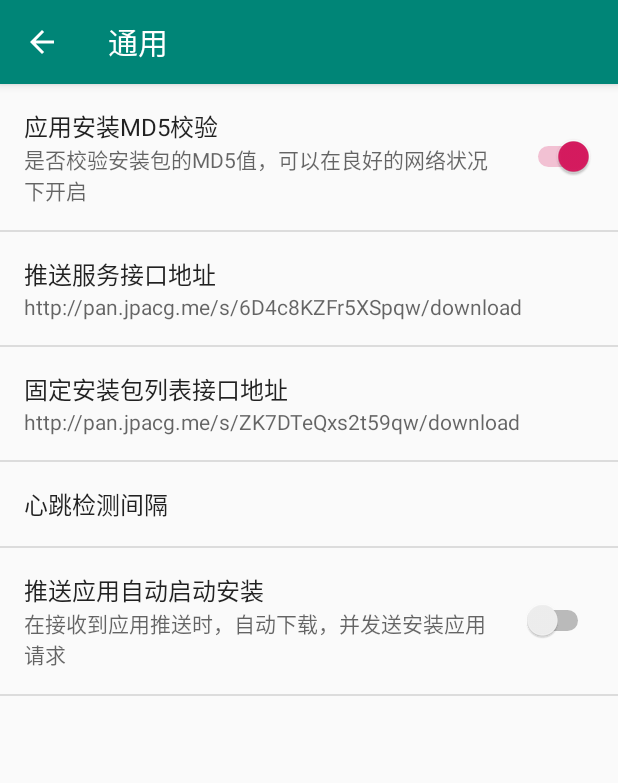
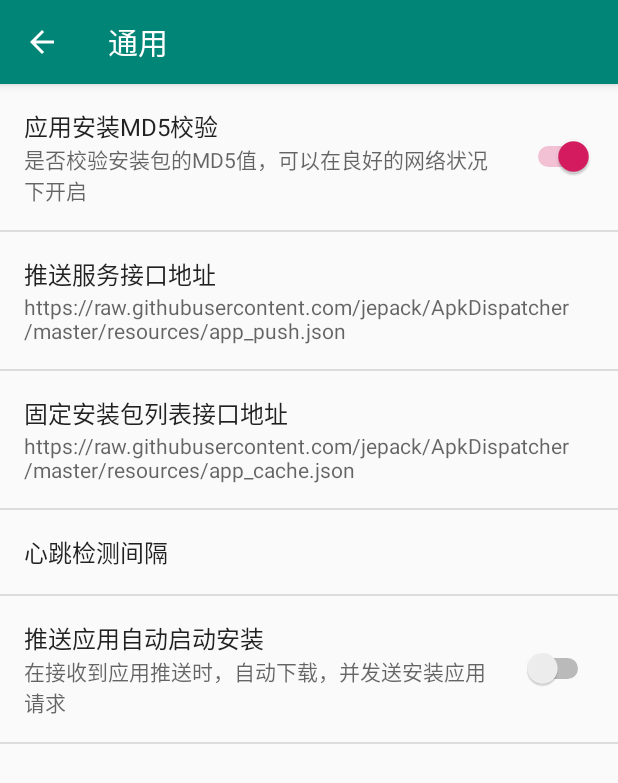
Before and after one commit to jepack/ApkDispatcher, an Android app: the SettingsActivity screen opened directly, with no data from a screen before it, after a tap on "通用", on a phone screen of 412 x 824 dp. Shown: the top 783 px of the screen. Run offline under Robolectric (Android 15) with nearby library versions, the phone set to English and light mode, and no system bars; libraries missing offline, so code that uses them is left out: com.umeng.analytics, com.umeng.commonsdk.

Commit message:
使用可用应用地址

```diff
--- a/app/build.gradle
+++ b/app/build.gradle
@@ -9,7 +9,7 @@ android {
         minSdkVersion 15
         targetSdkVersion 27
         versionCode 1
-        versionName "1.0"
+        versionName "0.0.1"
         testInstrumentationRunner "android.support.test.runner.AndroidJUnitRunner"
         vectorDrawables.useSupportLibrary = true
     }
--- a/app/src/main/java/com/jepack/dispatcher/MainActivity.kt
+++ b/app/src/main/java/com/jepack/dispatcher/MainActivity.kt
@@ -248,8 +248,11 @@ class MainActivity : AppCompatActivity() {
                 appUtil.registerReceiver(consumer)
                 val actUrl = if(url.indexOf("https://") >= 0){
                     url.substring(url.indexOf("https://"))
+                }else if(url.indexOf("http://") >= 0){
+                    url.substring(url.indexOf("http://"))
                 }else{
-                    url.substring(url.indexOf("http://"))
+                    Toast.makeText(itemView.context, "下载地址不正确", Toast.LENGTH_SHORT).show()
+                    return@setOnClickListener
                 }
                 appUtil.downloadFile(actUrl, apkPath, null, 0)
             }
--- a/app/src/main/java/com/jepack/dispatcher/util/Constants.kt
+++ b/app/src/main/java/com/jepack/dispatcher/util/Constants.kt
@@ -2,7 +2,7 @@ package com.jepack.dispatcher.util
 
 class Constants {
     companion object {
-        const val APP_PUSH = "http://pan.jpacg.me/s/6D4c8KZFr5XSpqw/download"
-        const val FIXED_APP_CACHE = "http://pan.jpacg.me/s/ZK7DTeQxs2t59qw/download"
+        const val APP_PUSH = "https://raw.githubusercontent.com/jepack/ApkDispatcher/master/resources/app_push.json"
+        const val FIXED_APP_CACHE = "https://raw.githubusercontent.com/jepack/ApkDispatcher/master/resources/app_cache.json"
     }
 }
--- a/app/src/main/res/values/strings.xml
+++ b/app/src/main/res/values/strings.xml
@@ -66,11 +66,11 @@
 
     <string name="pref_app_push_server_key">app_push_server_key</string>
     <string name="pref_app_push_server">推送服务接口地址</string>
-    <string name="pref_app_push_server_df">http://pan.jpacg.me/s/6D4c8KZFr5XSpqw/download</string>
+    <string name="pref_app_push_server_df">https://raw.githubusercontent.com/jepack/ApkDispatcher/master/resources/app_push.json</string>
 
     <string name="pref_app_cache_server_key">app_cache_server_key</string>
     <string name="pref_app_cache_server">固定安装包列表接口地址</string>
-    <string name="pref_app_cache_server_df">http://pan.jpacg.me/s/ZK7DTeQxs2t59qw/download</string>
+    <string name="pref_app_cache_server_df">https://raw.githubusercontent.com/jepack/ApkDispatcher/master/resources/app_cache.json</string>
 
     <string name="pref_app_push_install_key">app_push_install_key</string>
     <string name="pref_app_push_install">推送应用自动启动安装</string>
```
Also changed, not shown: 2 other files.
